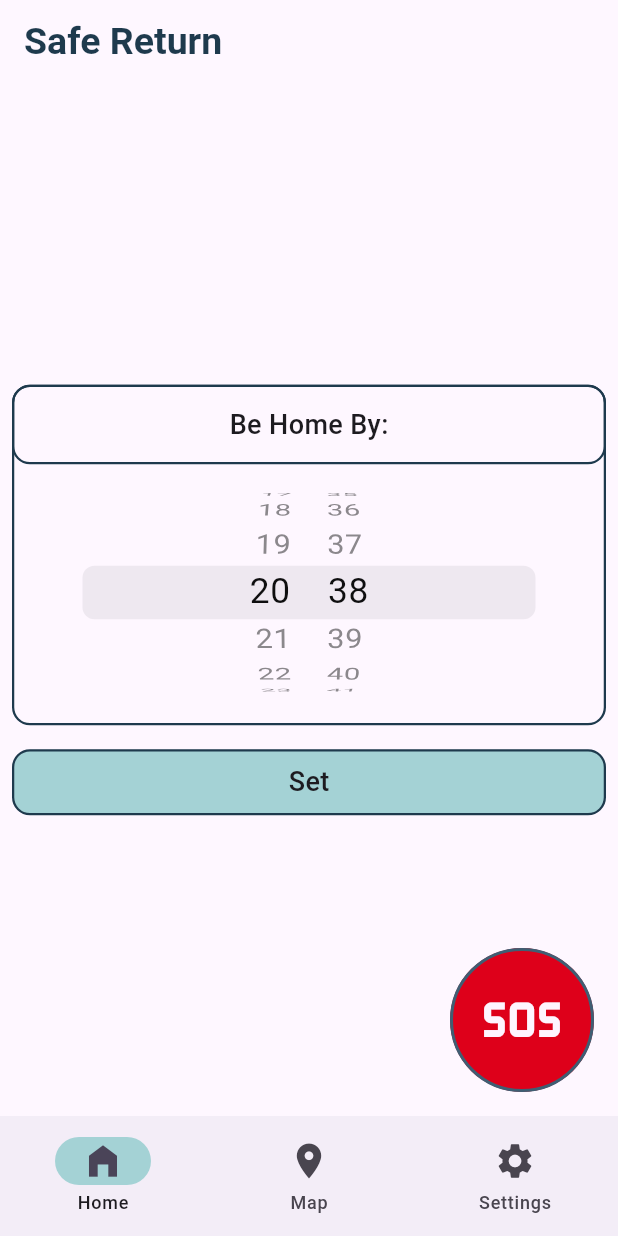
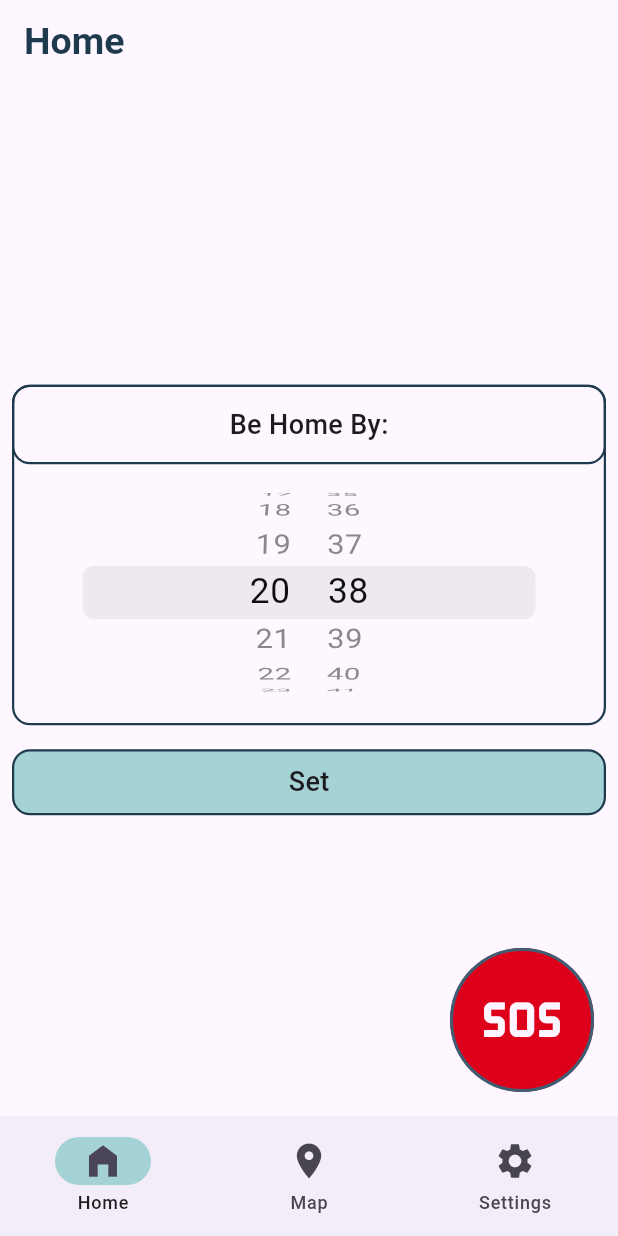
Before and after one commit to ZephLevy/Safe-return, a Flutter app: the screen it shows after launch, on a phone screen of 412 x 824 dp. Run offline on Flutter 3.47's test engine with Material 3 defaults, Android fonts, the phone set to English and light mode, and no system bars; our stand-ins replace flutter_contacts, geolocator.

Commit message:
Change the app bar text to be the name of the page, as discussed

```diff
--- a/lib/main.dart
+++ b/lib/main.dart
@@ -54,21 +54,21 @@ class _HomeScreenState extends State<HomeScreen> {
   }
 
   NavigationBar _bottomBar() {
+    var destinations = [
+      NavigationDestination(
+          icon: Icon(Icons.home_filled, size: iconSize), label: "Home"),
+      NavigationDestination(
+          icon: Icon(Icons.location_on, size: iconSize), label: "Map"),
+      NavigationDestination(
+          icon: Icon(Icons.settings, size: iconSize), label: "Settings"),
+    ];
     return NavigationBar(
-      destinations: [
-        NavigationDestination(
-            icon: Icon(Icons.home_filled, size: iconSize), label: "Home"),
-        NavigationDestination(
-            icon: Icon(Icons.location_on, size: iconSize), label: "Map"),
-        NavigationDestination(
-            icon: Icon(Icons.settings, size: iconSize), label: "Settings"),
-      ],
+      destinations: destinations,
       selectedIndex: _selectedIndex,
       onDestinationSelected: (value) {
         setState(() {
           _selectedIndex = value;
         });
-
         pageController.animateToPage(
           _selectedIndex,
           duration: const Duration(milliseconds: 300),
@@ -80,9 +80,11 @@ class _HomeScreenState extends State<HomeScreen> {
   }
 
   AppBar _appBar() {
+    const List<String> titles = ["Home", "Map", "Settings"];
+
     return AppBar(
       title: Text(
-        'Safe Return',
+        titles[_selectedIndex],
         style: TextStyle(
           fontWeight: FontWeight.w700,
           fontSize: 25,
```
